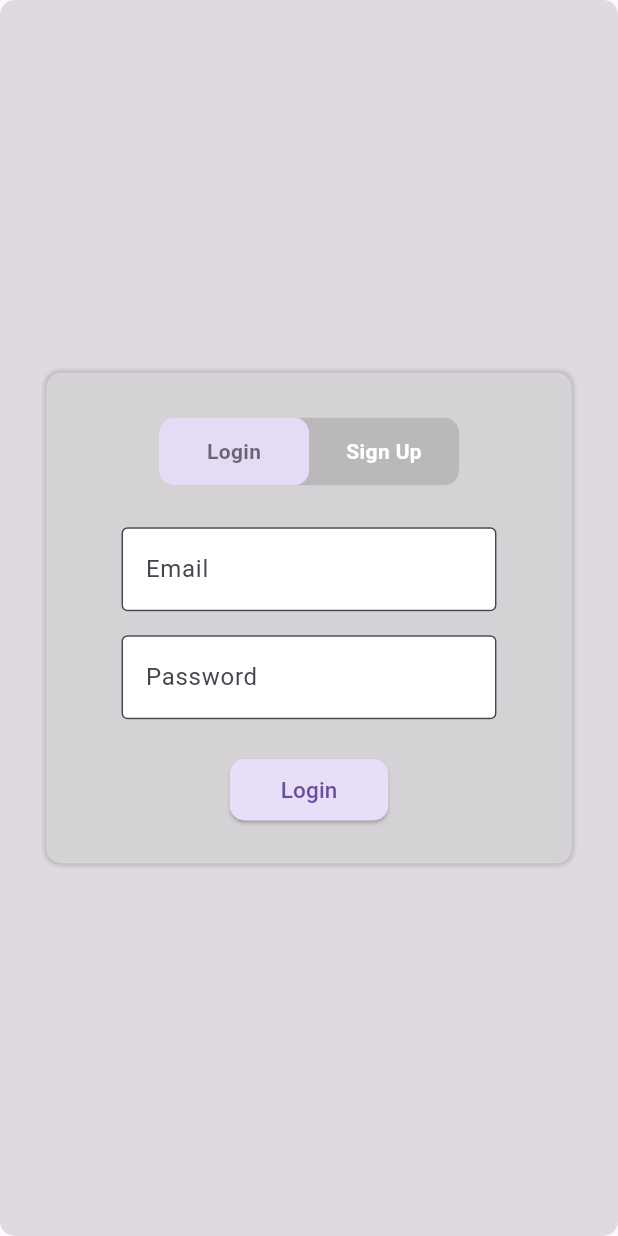
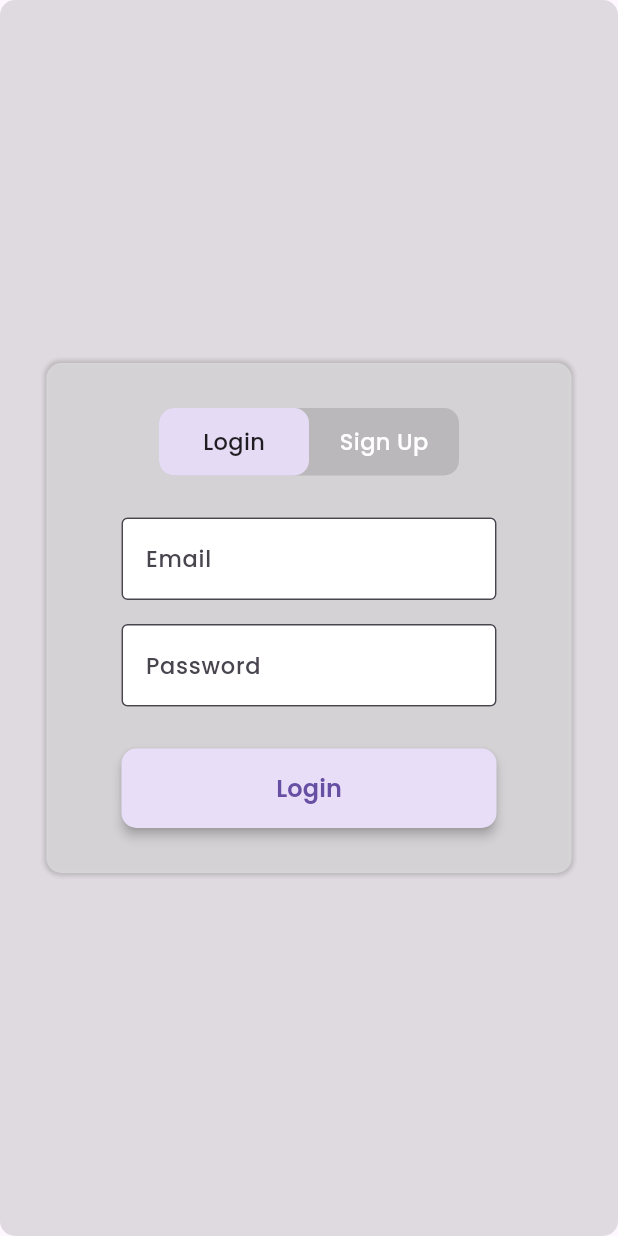
Before and after one commit to nanosoft-stock/nanosoft-stock-management-tool, a Flutter app: the screen it shows after launch, on a phone screen of 412 x 824 dp. Run offline on Flutter 3.47's test engine with Material 3 defaults, Android fonts, the light colour scheme and no system bars; our stand-ins replace cloud_firestore, firebase_auth, firebase_core, google_fonts; missing offline and left inert: excel, flutter_side_menu, two_dimensional_scrollables; accounts and stored records are empty.

Commit message:
modified font of the entire application

```diff
--- a/lib/components/custom_dropdown_and_checkbox_input_field.dart
+++ b/lib/components/custom_dropdown_and_checkbox_input_field.dart
@@ -53,10 +53,7 @@ class CustomDropdownAndCheckboxInputField extends StatelessWidget {
                       width: 100,
                       child: Text(
                         text.toTitleCase(),
-                        style: const TextStyle(
-                          fontSize: 14.0,
-                          fontWeight: FontWeight.bold,
-                        ),
+                        style: kLabelTextStyle,
                       ),
                     ),
                   ),
--- a/lib/components/custom_dropdown_input_field.dart
+++ b/lib/components/custom_dropdown_input_field.dart
@@ -46,10 +46,7 @@ class CustomDropdownInputField extends StatelessWidget {
                       width: 100,
                       child: Text(
                         text.toTitleCase(),
-                        style: const TextStyle(
-                          fontSize: 14.0,
-                          fontWeight: FontWeight.bold,
-                        ),
+                        style: kLabelTextStyle,
                       ),
                     ),
                   ),
--- a/lib/components/custom_elevated_button.dart
+++ b/lib/components/custom_elevated_button.dart
@@ -27,7 +27,7 @@ class CustomElevatedButton extends StatelessWidget {
           child: Text(
             text,
             softWrap: false,
-            style: const TextStyle(fontSize: 14.0),
+            style: kButtonTextStyle,
           ),
         ),
       ),
--- a/lib/components/custom_text_and_checkbox_input_field.dart
+++ b/lib/components/custom_text_and_checkbox_input_field.dart
@@ -42,10 +42,7 @@ class CustomTextAndCheckboxInputField extends StatelessWidget {
                     width: 100,
                     child: Text(
                       text.toTitleCase(),
-                      style: const TextStyle(
-                        fontSize: 14.0,
-                        fontWeight: FontWeight.bold,
-                      ),
+                      style: kLabelTextStyle,
                     ),
                   ),
                 ),
@@ -66,6 +63,7 @@ class CustomTextAndCheckboxInputField extends StatelessWidget {
                         borderRadius: kBorderRadius,
                       ),
                     ),
+                    style: kLabelTextStyle,
                   ),
                 ),
                 if (lockable)
--- a/lib/components/custom_text_input_field.dart
+++ b/lib/components/custom_text_input_field.dart
@@ -35,10 +35,7 @@ class CustomTextInputField extends StatelessWidget {
                     width: 100,
                     child: Text(
                       text.toTitleCase(),
-                      style: const TextStyle(
-                        fontSize: 14.0,
-                        fontWeight: FontWeight.bold,
-                      ),
+                      style: kLabelTextStyle,
                     ),
                   ),
                 ),
--- a/lib/constants/constants.dart
+++ b/lib/constants/constants.dart
@@ -1,4 +1,5 @@
 import 'package:flutter/material.dart';
+import 'package:google_fonts/google_fonts.dart';
 
 bool kIsDesktop = false;
 String userName = "";
@@ -8,6 +9,19 @@ Color kTertiaryBackgroundColor = Colors.white;
 Color kCursorColor = const Color(0xFF333333);
 Color kInputFieldFillColor = const Color(0xEEE8DEF8);
 Color kButtonBackgroundColor = const Color(0xFFE8DEF8);
+TextStyle kLabelTextStyle = GoogleFonts.poppins(
+  textStyle: const TextStyle(
+    fontSize: 15.0,
+    fontWeight: FontWeight.w500,
+  ),
+);
+
+TextStyle kButtonTextStyle = GoogleFonts.poppins(
+  textStyle: const TextStyle(
+    fontSize: 16.0,
+    fontWeight: FontWeight.w600,
+  ),
+);
 
 BorderRadius kBorderRadius = BorderRadius.circular(10.0);
 List<BoxShadow> kBoxShadowList = [
--- a/lib/main.dart
+++ b/lib/main.dart
@@ -6,6 +6,7 @@ import 'package:flutter/material.dart';
 import 'package:provider/provider.dart';
 import 'package:stock_management_tool/constants/constants.dart';
 import 'package:stock_management_tool/helper/firebase_options.dart';
+import 'package:stock_management_tool/models/all_predefined_data.dart';
 import 'package:stock_management_tool/providers/add_new_product_provider.dart';
 import 'package:stock_management_tool/providers/add_new_stock_provider.dart';
 import 'package:stock_management_tool/providers/export_stock_provider.dart';
@@ -15,8 +16,6 @@ import 'package:stock_management_tool/screens/authentication_screen.dart';
 import 'package:stock_management_tool/screens/home_screen.dart';
 import 'package:stock_management_tool/services/auth.dart';
 import 'package:stock_management_tool/services/firebase_rest_api.dart';
-
-import 'models/all_predefined_data.dart';
 
 Future<void> main() async {
   WidgetsFlutterBinding.ensureInitialized();
--- a/lib/screens/authentication_screen.dart
+++ b/lib/screens/authentication_screen.dart
@@ -17,7 +17,7 @@ class _AuthenticationScreenState extends State<AuthenticationScreen> {
 
   double loginAlign = -1;
   double signInAlign = 1;
-  Color selectedColor = Colors.black54;
+  Color selectedColor = Colors.black87;
   Color normalColor = kTertiaryBackgroundColor;
   late double xAlign;
   late Color loginColor;
@@ -98,9 +98,8 @@ class _AuthenticationScreenState extends State<AuthenticationScreen> {
                                 alignment: Alignment.center,
                                 child: Text(
                                   'Login',
-                                  style: TextStyle(
+                                  style: kLabelTextStyle.copyWith(
                                     color: loginColor,
-                                    fontWeight: FontWeight.w700,
                                   ),
                                 ),
                               ),
@@ -124,10 +123,8 @@ class _AuthenticationScreenState extends State<AuthenticationScreen> {
                                 alignment: Alignment.center,
                                 child: Text(
                                   'Sign Up',
-                                  style: TextStyle(
+                                  style: kLabelTextStyle.copyWith(
                                     color: signInColor,
-                                    fontWeight: FontWeight.w600,
-                                    // fontWeight: FontWeight.bold,
                                   ),
                                 ),
                               ),
--- a/lib/screens/export_stock_screen.dart
+++ b/lib/screens/export_stock_screen.dart
@@ -14,15 +14,15 @@ class ExportStockScreen extends StatelessWidget {
         return LayoutBuilder(
           builder: (BuildContext context, BoxConstraints constraints) {
             return Padding(
-              padding: const EdgeInsets.fromLTRB(52, 20, 52, 40),
+              padding: const EdgeInsets.fromLTRB(52, 80, 52, 40),
               child: Container(
                 decoration: BoxDecoration(
                   color: kSecondaryBackgroundColor,
                   borderRadius: kBorderRadius,
                   boxShadow: kBoxShadowList,
                 ),
-                child: Padding(
-                  padding: const EdgeInsets.all(15.0),
+                child: const Padding(
+                  padding: EdgeInsets.all(15.0),
                   child: DataGrid(),
                 ),
               ),
--- a/lib/screens/login_screen.dart
+++ b/lib/screens/login_screen.dart
@@ -1,5 +1,6 @@
 import 'package:flutter/material.dart';
 import 'package:provider/provider.dart';
+import 'package:stock_management_tool/components/custom_elevated_button.dart';
 import 'package:stock_management_tool/constants/constants.dart';
 import 'package:stock_management_tool/providers/firebase_provider.dart';
 import 'package:stock_management_tool/services/auth.dart';
@@ -49,7 +50,9 @@ class LoginScreen extends StatelessWidget {
                   fillColor: kTertiaryBackgroundColor,
                   border: const OutlineInputBorder(),
                   labelText: 'Email',
+                  labelStyle: kLabelTextStyle,
                 ),
+                style: kLabelTextStyle,
               ),
             ),
           ),
@@ -70,31 +73,21 @@ class LoginScreen extends StatelessWidget {
                   fillColor: kTertiaryBackgroundColor,
                   border: const OutlineInputBorder(),
                   labelText: 'Password',
+                  labelStyle: kLabelTextStyle,
                 ),
+                style: kLabelTextStyle,
               ),
             ),
           ),
           Padding(
-            padding: const EdgeInsets.all(15.0),
-            child: ElevatedButton(
-              onPressed: () async {
-                await signInUser(context: context);
-              },
-              style: ElevatedButton.styleFrom(
-                backgroundColor: kButtonBackgroundColor,
-                shape: RoundedRectangleBorder(
-                  borderRadius: kBorderRadius,
-                ),
-              ),
-              child: const Padding(
-                padding: EdgeInsets.all(10.0),
-                child: Text(
-                  'Login',
-                  style: TextStyle(
-                    fontSize: 15.0,
-                    fontWeight: FontWeight.w500,
-                  ),
-                ),
+            padding: const EdgeInsets.symmetric(vertical: 20.0, horizontal: 8.0),
+            child: SizedBox(
+              width: 250,
+              child: CustomElevatedButton(
+                onPressed: () async {
+                  await signInUser(context: context);
+                },
+                text: 'Login',
               ),
             ),
           ),
--- a/pubspec.yaml
+++ b/pubspec.yaml
@@ -44,6 +44,7 @@ dependencies:
     intl: ^0.19.0
     excel: ^4.0.3
     two_dimensional_scrollables: ^0.1.2
+    google_fonts: ^6.2.1
 
 dev_dependencies:
     flutter_test:
```
Also changed, not shown: lib/components/custom_dropdown_ menu.dart (+6 -3 lines), lib/components/data_grid.dart (+22 -6 lines), lib/screens/add_new_product_screen.dart (+7 -2 lines), lib/screens/add_new_stock_screen.dart (+7 -2 lines), lib/screens/home_screen.dart (+12 -11 lines), lib/screens/sign_up_screen.dart (+35 -20 lines), pubspec.lock, 1 other file.
